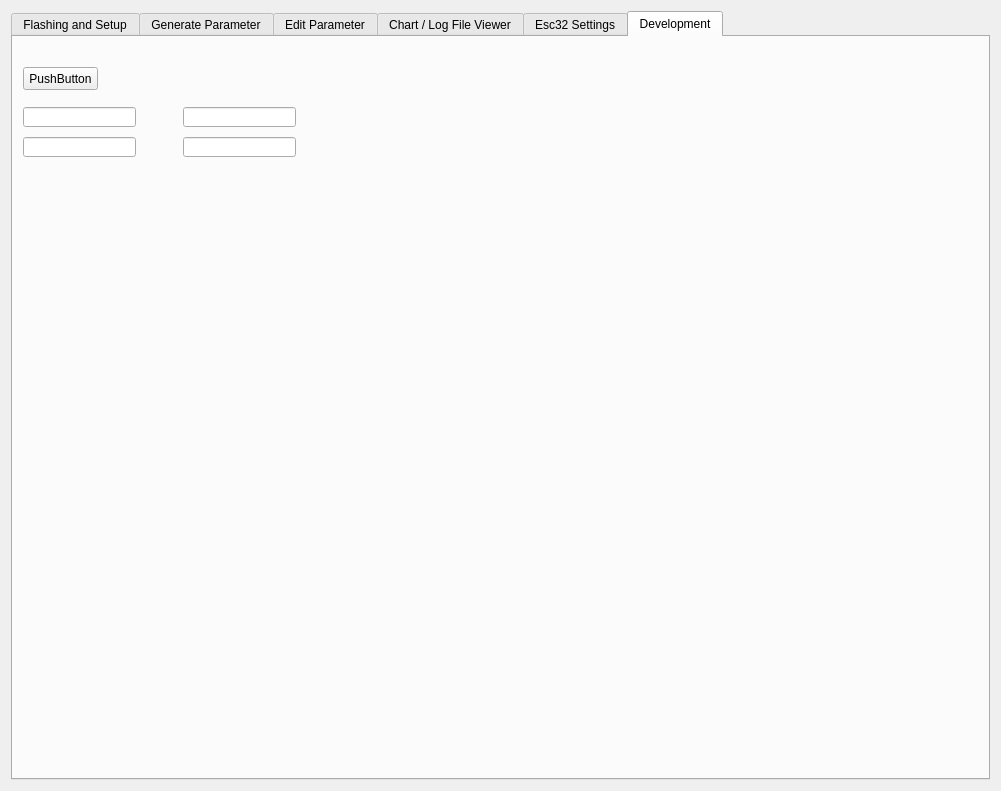
First picture: the form in src/ui/qgcautoquad.ui, repository mpaperno/qgroundcontrol_aq, before the edit.
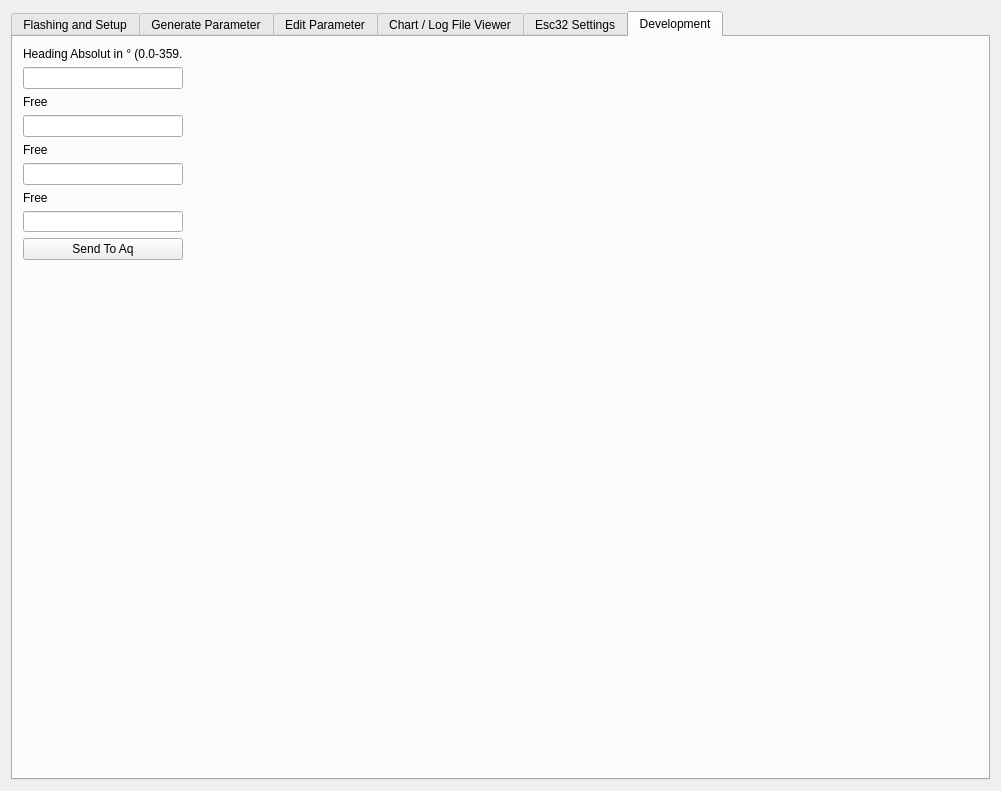
Second picture: the form after the edit. The open tabs and pages were chosen to show the change.

Commit message: add flash esc32 fw from GUI add connection check before flash fw to aq add connection check before connect to esc32

What changed in the file:
```diff
--- a/src/ui/qgcautoquad.ui
+++ b/src/ui/qgcautoquad.ui
@@ -6228,58 +6228,80 @@
       <attribute name="title">
        <string>Development</string>
       </attribute>
-      <widget class="QPushButton" name="pushButton_dev1">
+      <widget class="QWidget" name="layoutWidget">
        <property name="geometry">
         <rect>
          <x>10</x>
-         <y>30</y>
-         <width>75</width>
-         <height>23</height>
+         <y>10</y>
+         <width>160</width>
+         <height>213</height>
         </rect>
        </property>
-       <property name="text">
-        <string>PushButton</string>
-       </property>
-      </widget>
-      <widget class="QLineEdit" name="lineEdit_13">
-       <property name="geometry">
-        <rect>
-         <x>10</x>
-         <y>70</y>
-         <width>113</width>
-         <height>20</height>
-        </rect>
-       </property>
-      </widget>
-      <widget class="QLineEdit" name="lineEdit_14">
-       <property name="geometry">
-        <rect>
-         <x>170</x>
-         <y>70</y>
-         <width>113</width>
-         <height>20</height>
-        </rect>
-       </property>
-      </widget>
-      <widget class="QLineEdit" name="lineEdit_15">
-       <property name="geometry">
-        <rect>
-         <x>170</x>
-         <y>100</y>
-         <width>113</width>
-         <height>20</height>
-        </rect>
-       </property>
-      </widget>
-      <widget class="QLineEdit" name="lineEdit_16">
-       <property name="geometry">
-        <rect>
-         <x>10</x>
-         <y>100</y>
-         <width>113</width>
-         <height>20</height>
-        </rect>
-       </property>
+       <layout class="QVBoxLayout" name="verticalLayout_213">
+        <item>
+         <layout class="QVBoxLayout" name="verticalLayout_212">
+          <item>
+           <widget class="QLabel" name="label_3">
+            <property name="text">
+             <string>&lt;html&gt;&lt;head/&gt;&lt;body&gt;&lt;p&gt;Heading Absolut in ° (0.0-359.9)&lt;/p&gt;&lt;/body&gt;&lt;/html&gt;</string>
+            </property>
+           </widget>
+          </item>
+          <item>
+           <widget class="QLineEdit" name="lineEdit_13"/>
+          </item>
+         </layout>
+        </item>
+        <item>
+         <layout class="QVBoxLayout" name="verticalLayout_202">
+          <item>
+           <widget class="QLabel" name="label_111">
+            <property name="text">
+             <string>Free</string>
+            </property>
+           </widget>
+          </item>
+          <item>
+           <widget class="QLineEdit" name="lineEdit_14"/>
+          </item>
+         </layout>
+        </item>
+        <item>
+         <layout class="QVBoxLayout" name="verticalLayout_201">
+          <item>
+           <widget class="QLabel" name="label_132">
+            <property name="text">
+             <string>Free</string>
+            </property>
+           </widget>
+          </item>
+          <item>
+           <widget class="QLineEdit" name="lineEdit_16"/>
+          </item>
+         </layout>
+        </item>
+        <item>
+         <layout class="QVBoxLayout" name="verticalLayout_192">
+          <item>
+           <widget class="QLabel" name="label_134">
+            <property name="text">
+             <string>Free</string>
+            </property>
+           </widget>
+          </item>
+          <item>
+           <widget class="QLineEdit" name="lineEdit_15"/>
+          </item>
+         </layout>
+        </item>
+        <item>
+         <widget class="QPushButton" name="pushButton_dev1">
+          <property name="text">
+           <string>Send To Aq</string>
+          </property>
+         </widget>
+        </item>
+       </layout>
       </widget>
      </widget>
     </widget>
```
Left out of the diff: 7 changed lines with no effect on the pictures. The commit also changes 4 other files.
